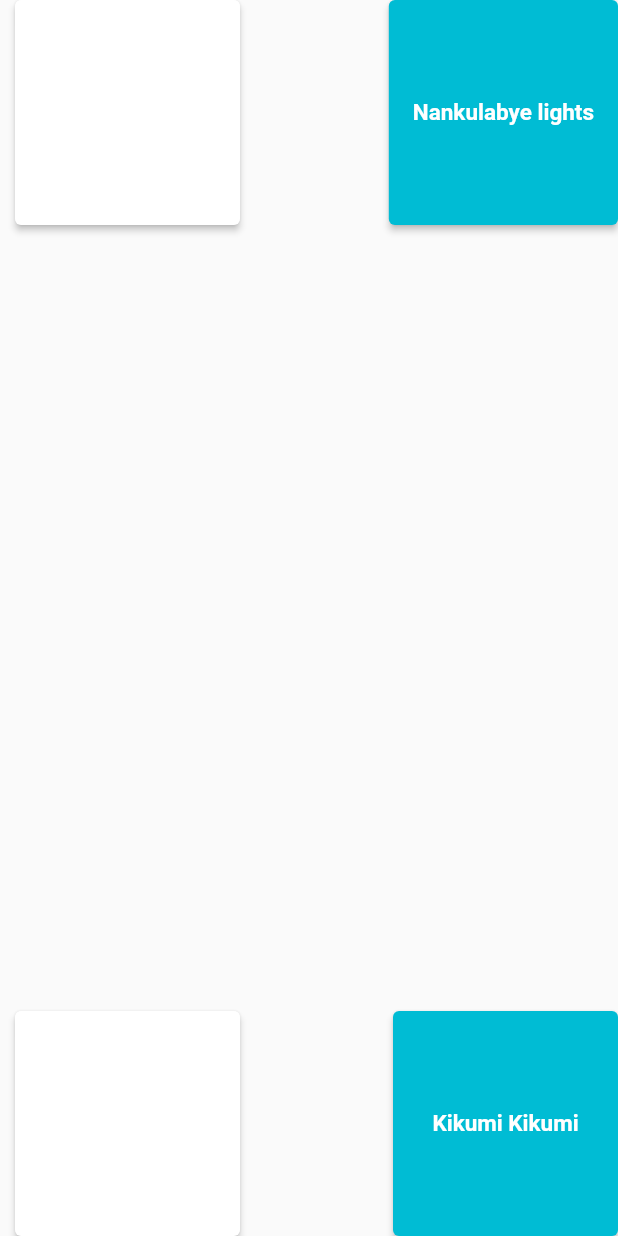
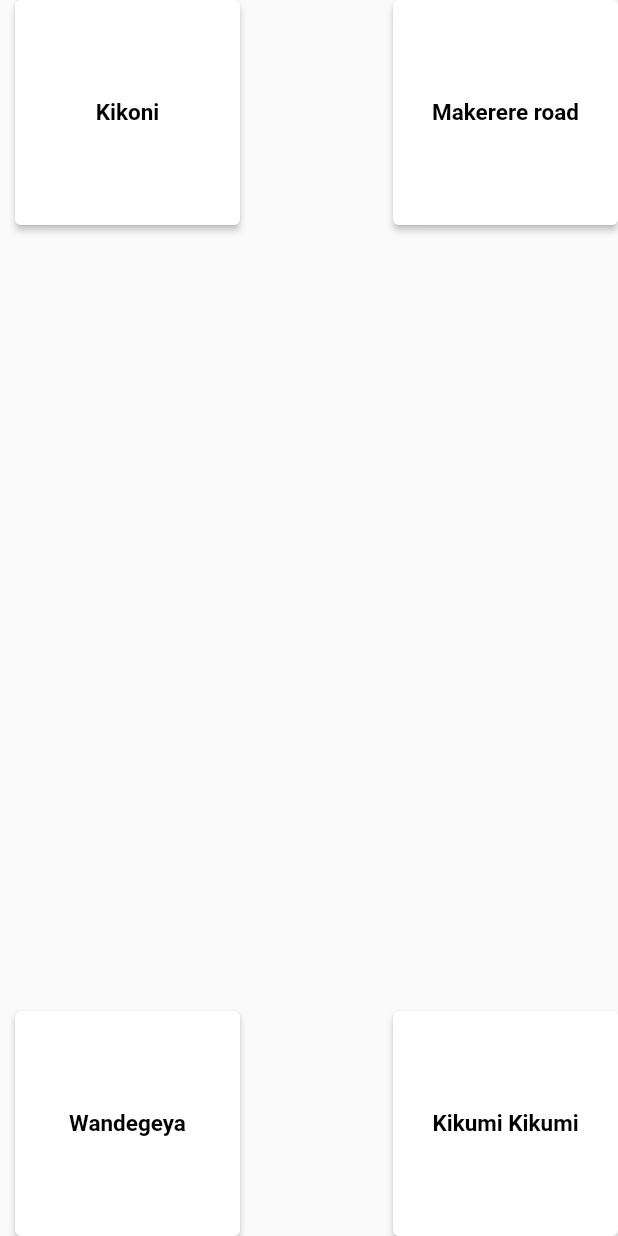
Before and after one commit to ainamaani/HostelApplication, a Flutter app: the VoicePage screen opened by its route, after a tap on "Wandegeya", on a phone screen of 412 x 824 dp. Run offline on Flutter 3.47's test engine with Material 2 defaults, Android fonts, the phone set to English and light mode, and no system bars; our stand-ins replace cloud_firestore, firebase_auth, firebase_core, flutter_spinkit, flutter_tts, geolocator and 2 more; missing offline and left inert: dart:ffi; accounts and stored records are empty.

Commit message:
Update voice.dart

```diff
--- a/lib/sreens/voice.dart
+++ b/lib/sreens/voice.dart
@@ -36,7 +36,10 @@ class _VoicePageState extends State<VoicePage> {
               child: ElevatedButton(
                 child: Text(
                   'Kikoni',
-                  style: TextStyle(fontWeight: FontWeight.bold, fontSize: 15),
+                  style: TextStyle(
+                      fontWeight: FontWeight.bold,
+                      fontSize: 15,
+                      color: Colors.black),
                 ),
                 style: ElevatedButton.styleFrom(
                     minimumSize: Size(150, 150), backgroundColor: Colors.white),
@@ -54,11 +57,16 @@ class _VoicePageState extends State<VoicePage> {
               child: ElevatedButton(
                 child: Text(
                   'Wandegeya',
-                  style: TextStyle(fontWeight: FontWeight.bold, fontSize: 15),
+                  style: TextStyle(
+                      fontWeight: FontWeight.bold,
+                      fontSize: 15,
+                      color: Colors.black),
                 ),
                 style: ElevatedButton.styleFrom(
                     minimumSize: Size(150, 150), backgroundColor: Colors.white),
                 onPressed: () {
+                  flutterTts.setPitch(1);
+                  flutterTts.setSpeechRate(0.5);
                   flutterTts.speak(
                       "Hostels located in Wandegeya,Hostel one,Aryan Hostel.This is a mixed hostel located along Nkiizi Road.It has both self contained, and afew rooms which are not self contained.A single room goes up to one point eight million shillings,a double room goes up to nine hundred fifty thousand shillings, whereas a triple room goes up to six hundred fifty shillings.Services offered at the hostel include a large parking space,a hostel shuttle,a gym to mention but a few.The custodian's contact is 0,7,7,2,4,3,1,7,3,3");
                 },
@@ -70,11 +78,16 @@ class _VoicePageState extends State<VoicePage> {
               child: ElevatedButton(
                 child: Text(
                   'Kikumi Kikumi',
-                  style: TextStyle(fontWeight: FontWeight.bold, fontSize: 15),
+                  style: TextStyle(
+                      fontWeight: FontWeight.bold,
+                      fontSize: 15,
+                      color: Colors.black),
                 ),
                 style: ElevatedButton.styleFrom(
-                    minimumSize: Size(150, 150), backgroundColor: Colors.cyan),
+                    minimumSize: Size(150, 150), backgroundColor: Colors.white),
                 onPressed: () {
+                  flutterTts.setPitch(1);
+                  flutterTts.setSpeechRate(0.5);
                   flutterTts.speak('Kikumi kikumi hostels');
                 },
               ),
@@ -84,12 +97,17 @@ class _VoicePageState extends State<VoicePage> {
               right: 0,
               child: ElevatedButton(
                 child: Text(
-                  'Nankulabye lights',
-                  style: TextStyle(fontWeight: FontWeight.bold, fontSize: 15),
+                  'Makerere road',
+                  style: TextStyle(
+                      fontWeight: FontWeight.bold,
+                      fontSize: 15,
+                      color: Colors.black),
                 ),
                 style: ElevatedButton.styleFrom(
-                    minimumSize: Size(150, 150), backgroundColor: Colors.cyan),
+                    minimumSize: Size(150, 150), backgroundColor: Colors.white),
                 onPressed: () {
+                  flutterTts.setPitch(1);
+                  flutterTts.setSpeechRate(0.5);
                   flutterTts.speak('Nankulabye hostels');
                 },
               ),
```
